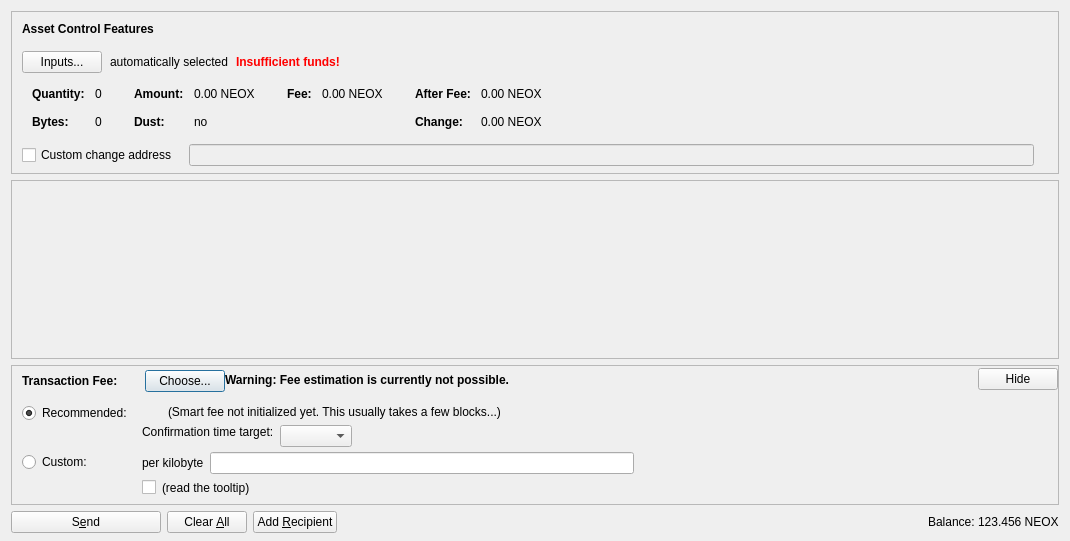
First picture: the form in src/qt/forms/assetsdialog.ui, repository BlackRavenNetwork/BlackRaven-V2, before the edit.
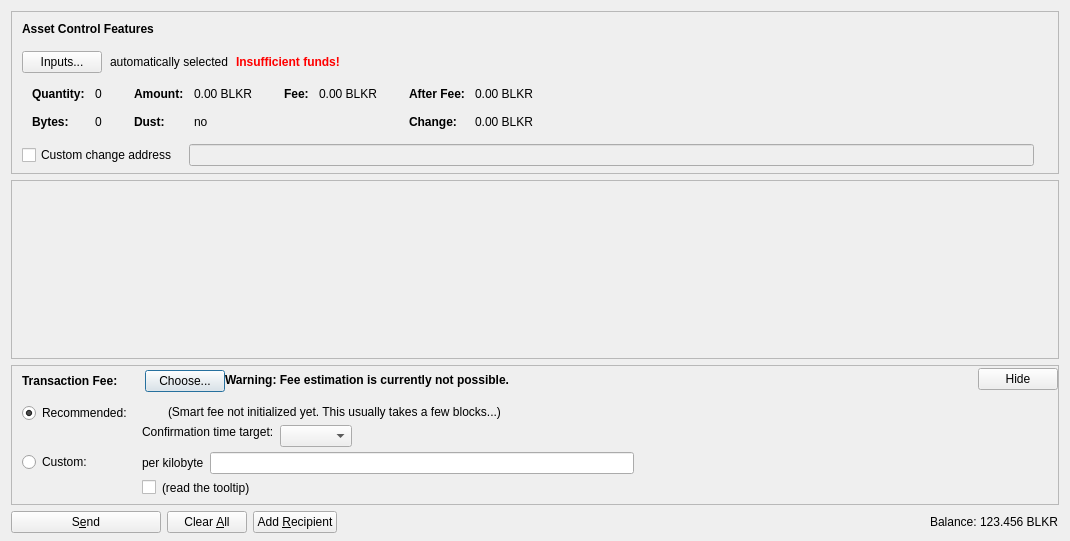
Second picture: the form after the edit. Icons and pictures are not drawn. Custom widgets are drawn as their Qt base class.

The edit to the form file:
```diff
--- a/src/qt/forms/assetsdialog.ui
+++ b/src/qt/forms/assetsdialog.ui
@@ -341,7 +341,7 @@
                     <enum>Qt::ActionsContextMenu</enum>
                    </property>
                    <property name="text">
-                    <string notr="true">0.00 NEOX</string>
+                    <string notr="true">0.00 BLKR</string>
                    </property>
                    <property name="textInteractionFlags">
                     <set>Qt::LinksAccessibleByMouse|Qt::TextSelectableByKeyboard|Qt::TextSelectableByMouse</set>
@@ -421,7 +421,7 @@
                     <enum>Qt::ActionsContextMenu</enum>
                    </property>
                    <property name="text">
-                    <string notr="true">0.00 NEOX</string>
+                    <string notr="true">0.00 BLKR</string>
                    </property>
                    <property name="textInteractionFlags">
                     <set>Qt::LinksAccessibleByMouse|Qt::TextSelectableByKeyboard|Qt::TextSelectableByMouse</set>
@@ -472,7 +472,7 @@
                     <enum>Qt::ActionsContextMenu</enum>
                    </property>
                    <property name="text">
-                    <string notr="true">0.00 NEOX</string>
+                    <string notr="true">0.00 BLKR</string>
                    </property>
                    <property name="textInteractionFlags">
                     <set>Qt::LinksAccessibleByMouse|Qt::TextSelectableByKeyboard|Qt::TextSelectableByMouse</set>
@@ -501,7 +501,7 @@
                     <enum>Qt::ActionsContextMenu</enum>
                    </property>
                    <property name="text">
-                    <string notr="true">0.00 NEOX</string>
+                    <string notr="true">0.00 BLKR</string>
                    </property>
                    <property name="textInteractionFlags">
                     <set>Qt::LinksAccessibleByMouse|Qt::TextSelectableByKeyboard|Qt::TextSelectableByMouse</set>
@@ -1254,7 +1254,7 @@
             <cursorShape>IBeamCursor</cursorShape>
            </property>
            <property name="text">
-            <string notr="true">123.456 NEOX</string>
+            <string notr="true">123.456 BLKR</string>
            </property>
            <property name="textInteractionFlags">
             <set>Qt::LinksAccessibleByMouse|Qt::TextSelectableByKeyboard|Qt::TextSelectableByMouse</set>
```
